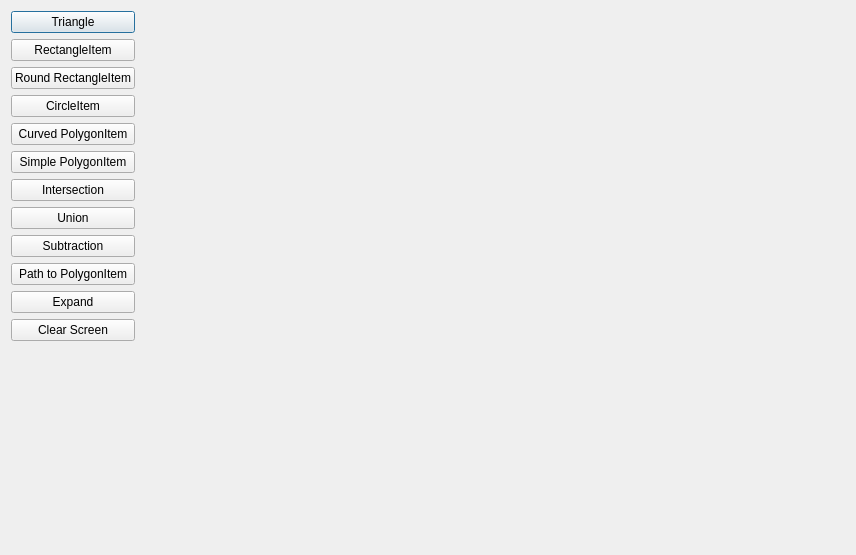
Old version of the form res/ui/qtlaboratory.ui in the repository Radicas/Crane.
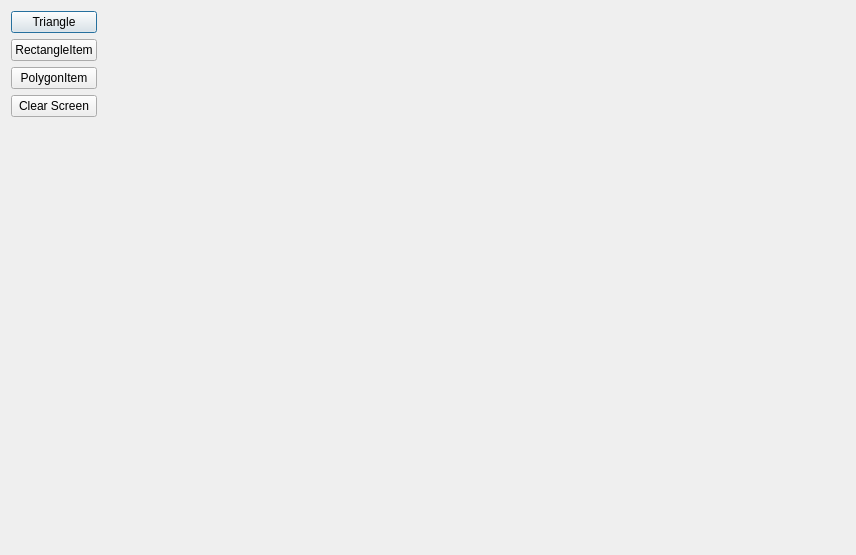
New version of the form.

Patch:
```diff
--- a/res/ui/qtlaboratory.ui
+++ b/res/ui/qtlaboratory.ui
@@ -36,81 +36,13 @@
      <item>
       <widget class="QPushButton" name="roundRectBtn">
        <property name="text">
-        <string>Round RectangleItem</string>
+        <string>PolygonItem</string>
        </property>
        <property name="autoDefault">
         <bool>false</bool>
        </property>
       </widget>
      </item>
-     <item>
-      <widget class="QPushButton" name="circleBtn">
-       <property name="text">
-        <string>CircleItem</string>
-       </property>
-       <property name="autoDefault">
-        <bool>false</bool>
-       </property>
-      </widget>
-     </item>
-     <item>
-      <widget class="QPushButton" name="curvedPolygonBtn">
-       <property name="text">
-        <string>Curved PolygonItem</string>
-       </property>
-       <property name="autoDefault">
-        <bool>false</bool>
-       </property>
-      </widget>
-     </item>
-     <item>
-      <widget class="QPushButton" name="simplePolygonBtn">
-       <property name="text">
-        <string>Simple PolygonItem</string>
-       </property>
-      </widget>
-     </item>
-     <item>
-      <widget class="QPushButton" name="intersectBtn">
-       <property name="text">
-        <string>Intersection</string>
-       </property>
-      </widget>
-     </item>
-     <item>
-      <widget class="QPushButton" name="unionBtn">
-       <property name="text">
-        <string>Union</string>
-       </property>
-       <property name="autoDefault">
-        <bool>false</bool>
-       </property>
-      </widget>
-     </item>
-     <item>
-      <widget class="QPushButton" name="subtractBtn">
-       <property name="text">
-        <string>Subtraction</string>
-       </property>
-       <property name="autoDefault">
-        <bool>false</bool>
-       </property>
-      </widget>
-     </item>
-     <item>
-      <widget class="QPushButton" name="pathToPolygonBtn">
-       <property name="text">
-        <string>Path to PolygonItem</string>
-       </property>
-      </widget>
-     </item>
-     <item>
-      <widget class="QPushButton" name="expandBtn">
-       <property name="text">
-        <string>Expand</string>
-       </property>
-      </widget>
-     </item>
      <item>
       <widget class="QPushButton" name="clearBtn">
        <property name="text">
```
Left out of the diff: 2 changed lines with no effect on the pictures.
